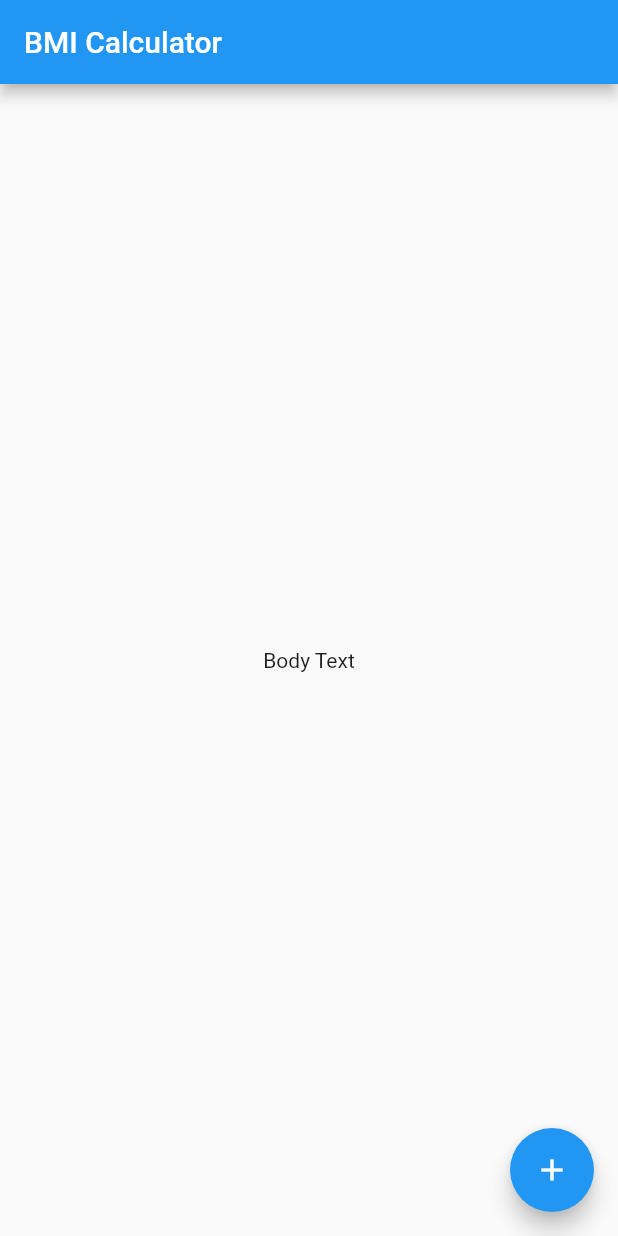
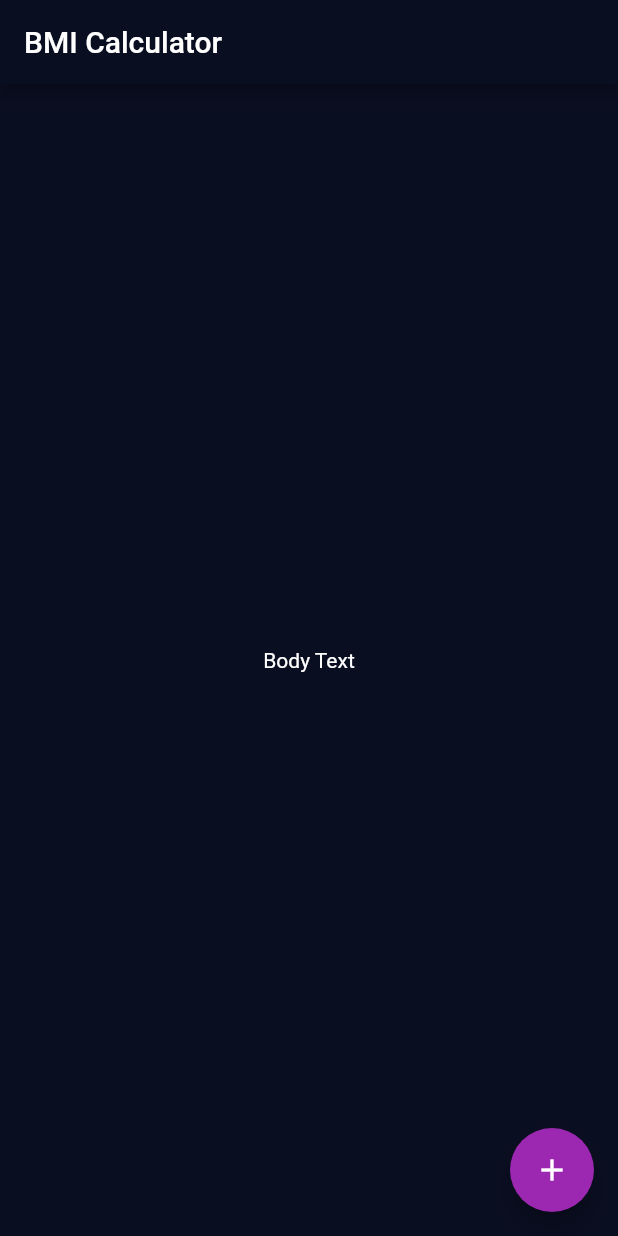
Before and after one commit to djeriko/bmiCalculator, a Flutter app: the screen it shows after launch, on a phone screen of 412 x 824 dp. Run offline on Flutter 3.47's test engine with Material 2 defaults, Android fonts, the phone set to English and light mode, and no system bars.

Commit message:
added Theme

```diff
--- a/lib/main.dart
+++ b/lib/main.dart
@@ -1,5 +1,18 @@
-import 'package:bmi_calculator/screens/bmi-calculator.dart';
-
 import 'package:flutter/material.dart';
 
+import 'screens/input_page.dart';
+
 void main() => runApp(BMICalculator());
+
+class BMICalculator extends StatelessWidget {
+  @override
+  Widget build(BuildContext context) {
+    return MaterialApp(
+      theme: ThemeData.dark().copyWith(
+        primaryColor: Color(0xFF0A0E21),
+        scaffoldBackgroundColor: Color(0xFF0A0E21),
+      ),
+      home: InputPage(),
+    );
+  }
+}
--- a/lib/screens/bmi-calculator.dart
+++ b/lib/screens/input_page.dart
@@ -1,13 +1,4 @@
 import 'package:flutter/material.dart';
-
-class BMICalculator extends StatelessWidget {
-  @override
-  Widget build(BuildContext context) {
-    return MaterialApp(
-      home: InputPage(),
-    );
-  }
-}
 
 class InputPage extends StatefulWidget {
   @override
@@ -24,9 +15,12 @@ class _InputPageState extends State<InputPage> {
       body: Center(
         child: Text('Body Text'),
       ),
-      floatingActionButton: FloatingActionButton(
-        child: Icon(Icons.add),
-        onPressed: () {},
+      floatingActionButton: Theme(
+        data: ThemeData(accentColor: Colors.purple),
+        child: FloatingActionButton(
+          child: Icon(Icons.add),
+          onPressed: () {},
+        ),
       ),
     );
   }
```
